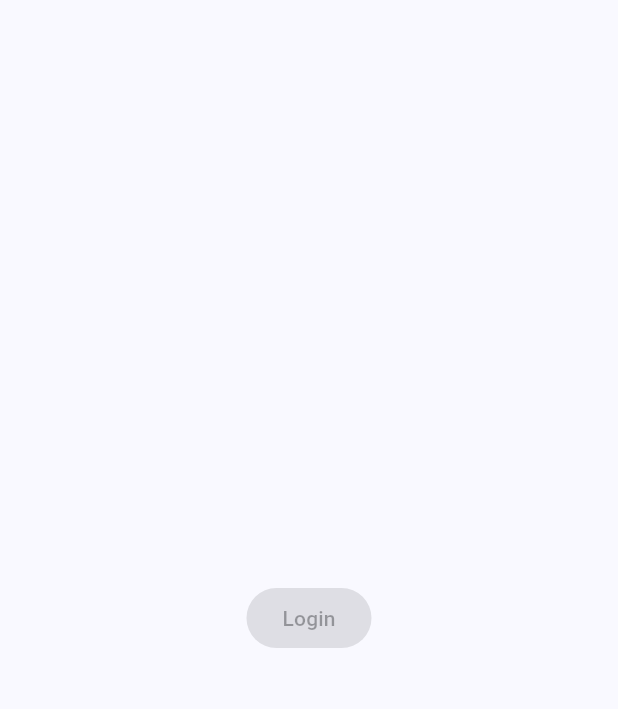
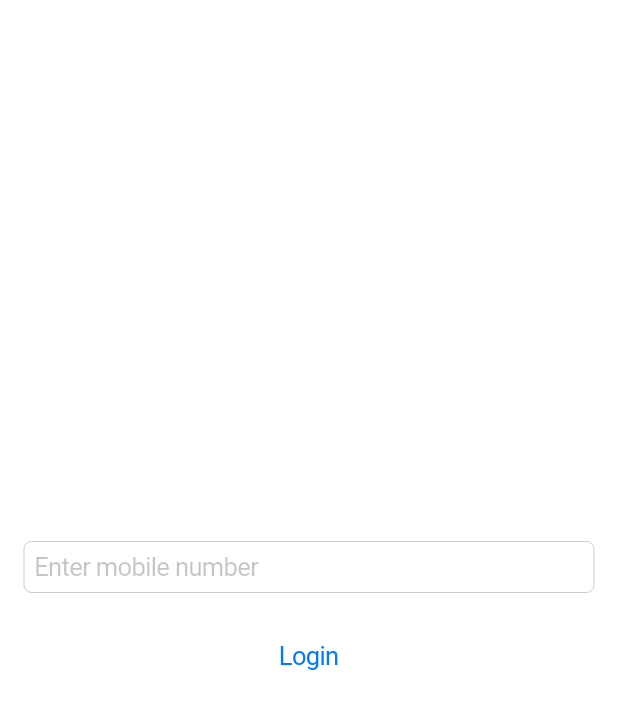
Before and after one commit to ayush-12/todo_app, a Flutter app: the screen it shows after launch, on a phone screen of 412 x 824 dp. Shown: the top 709 px of the screen. Run offline on Flutter 3.47's test engine with Material 3 defaults, Android fonts, the phone set to English and light mode, and no system bars; our stand-ins replace flutter_bloc.

Commit message:
adding firebase and bloc
Added firebase and bloc dependency.
Base for login cubit

```diff
--- /dev/null
+++ b/lib/cubit/firebase_auth.cubit.dart
@@ -0,0 +1,15 @@
+import 'package:flutter_bloc/flutter_bloc.dart';
+
+abstract class AuthState {}
+
+class AuthInitial extends AuthState {} // Initial state
+
+class OtpVerificationState extends AuthState {} // Otp verification state
+
+class FirebaseAuthCubit extends Cubit<AuthState> {
+ FirebaseAuthCubit() : super(AuthInitial());
+
+  Future<void> loginWithPhone(String number) async {
+    emit(OtpVerificationState());
+  }
+}
--- a/lib/main.dart
+++ b/lib/main.dart
@@ -1,5 +1,6 @@
 import 'package:flutter/cupertino.dart';
-import 'package:flutter/material.dart';
+import 'package:flutter_bloc/flutter_bloc.dart';
+import 'package:todo_app/cubit/firebase_auth.cubit.dart';
 
 import 'routes.dart';
 
@@ -12,10 +13,15 @@ class MyApp extends StatelessWidget {
 
   @override
   Widget build(BuildContext context) {
-    return CupertinoApp(
-      theme:const CupertinoThemeData(),
-      initialRoute: '/',
-      routes: appRoutes,
+    return MultiBlocProvider(
+      providers: [
+          BlocProvider(create: (_) => FirebaseAuthCubit()),
+      ],
+      child: CupertinoApp(
+        theme:const CupertinoThemeData(),
+        initialRoute: '/',
+        routes: appRoutes,
+      ),
     );
   }
 }
--- a/lib/routes.dart
+++ b/lib/routes.dart
@@ -3,6 +3,6 @@ import 'package:flutter/material.dart';
 import 'screens/login.dart';
 
 final Map<String, WidgetBuilder> appRoutes = {
-   '/': (context) =>const LoginScreen(),
+   '/': (context) => LoginScreen(),
 
 };
--- a/lib/screens/login.dart
+++ b/lib/screens/login.dart
@@ -1,17 +1,55 @@
-
-import 'package:flutter/material.dart';
+import 'package:flutter/cupertino.dart';
+import 'package:flutter_bloc/flutter_bloc.dart';
+import 'package:todo_app/cubit/firebase_auth.cubit.dart';
 
 class LoginScreen extends StatelessWidget {
   const LoginScreen({super.key});
 
   @override
   Widget build(BuildContext context) {
-    return const Scaffold(
-      body: Center(
-        child: ElevatedButton(
-          onPressed:null,
-          child: Text('Login'),
-        ),
+    return CupertinoPageScaffold(
+      child: Padding(
+        padding: const EdgeInsets.all(16.0),
+        child: BlocBuilder<FirebaseAuthCubit, AuthState>(
+            builder: (context, state) {
+          if (state is AuthInitial) {
+            return Column(
+              mainAxisAlignment: MainAxisAlignment.center,
+              children: [
+                const CupertinoTextField(
+                  placeholder: 'Enter mobile number',
+                  keyboardType: TextInputType.phone,
+                ),
+                const SizedBox(height: 16),
+                CupertinoButton(
+                  onPressed: () {
+                    context.read<FirebaseAuthCubit>().loginWithPhone('s');
+                  },
+                  child: const Text('Login'),
+                ),
+              ],
+            );
+          }
+
+          if (state is OtpVerificationState) {
+            return Column(
+              mainAxisAlignment: MainAxisAlignment.center,
+              children: [
+                const CupertinoTextField(
+                  placeholder: 'Enter OTP',
+                ),
+                const SizedBox(height: 16),
+                CupertinoButton(
+                  onPressed: () {},
+                  child: const Text('Verify'),
+                ),
+              ],
+            );
+          }
+
+          ///TODO: update this
+          return const SizedBox.shrink();
+        }),
       ),
     );
   }
```
Also changed, not shown: pubspec.yaml (+5 -2 lines), 3 other files.
